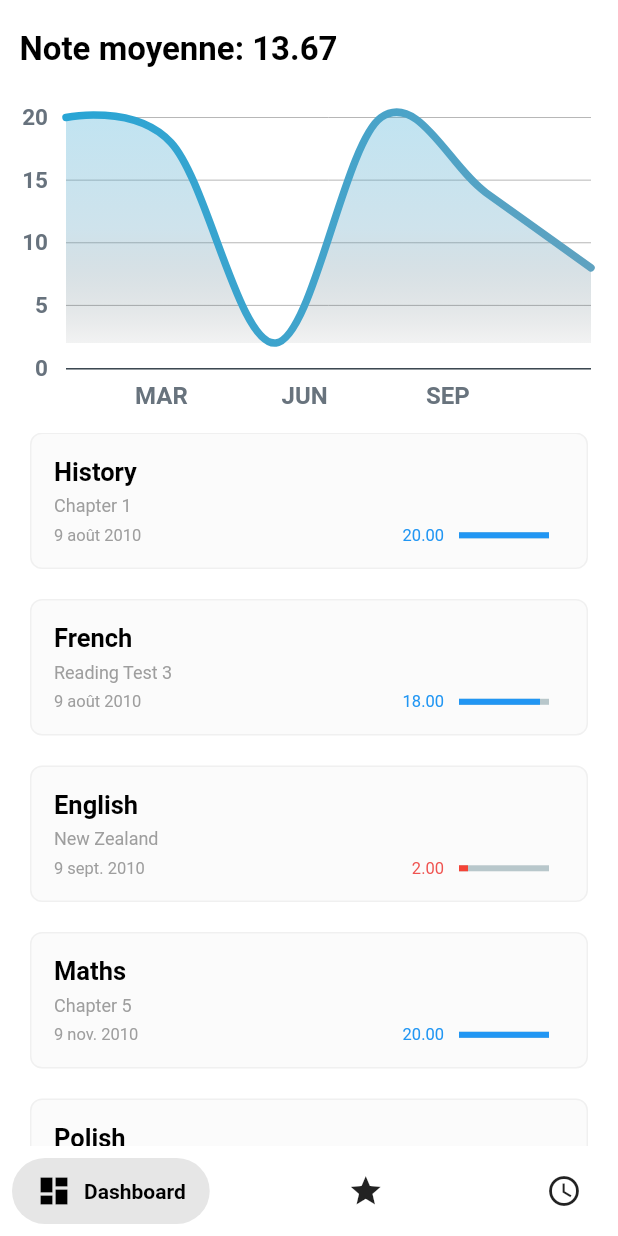
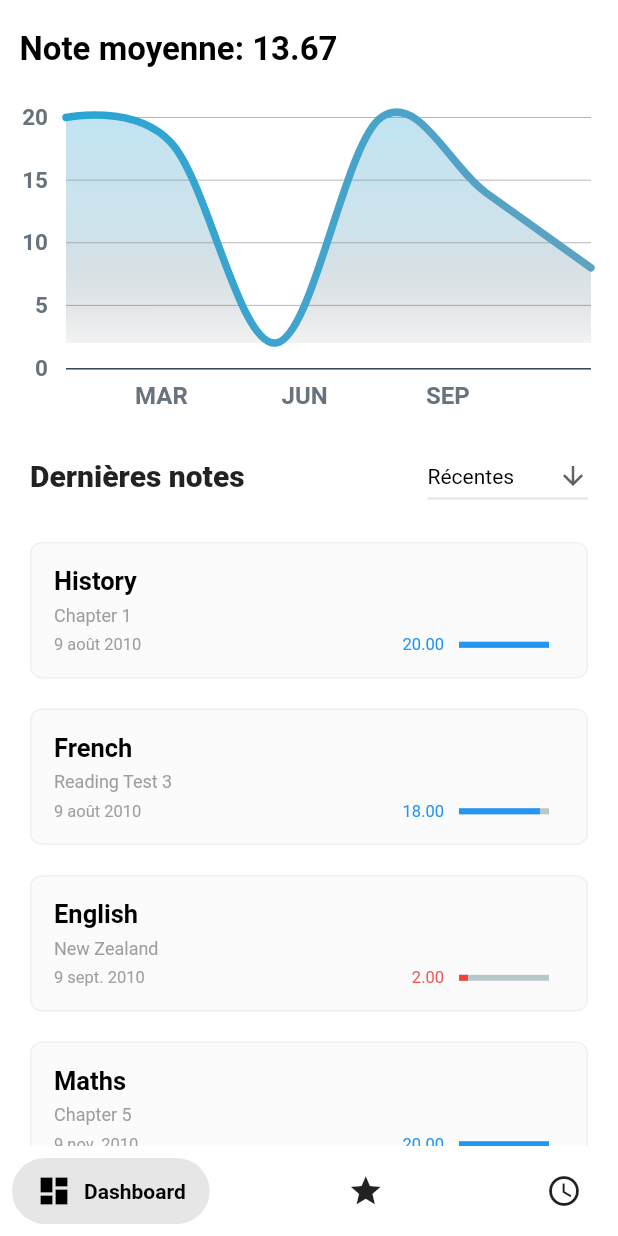
Before and after one commit to Volnetiks/Notes-BAC, a Flutter app: the screen it shows after launch, on a phone screen of 412 x 824 dp. Run offline on Flutter 3.47's test engine with Material 2 defaults, Android fonts, the phone set to English and light mode, and no system bars; drawn by our look-alikes of fl_chart, percent_indicator, salomon_bottom_bar; our stand-ins replace shared_preferences; Roboto replaces fonts that are missing (SFUI).

Commit message:
Added dropdown menu

```diff
--- a/lib/screens/home_screen.dart
+++ b/lib/screens/home_screen.dart
@@ -24,9 +24,27 @@ class _HomePageState extends State<HomePage> {
     Grade.fromResult("IT", "Network", DateTime.now(), 40),
   ];
 
+  String dropdownValue = 'Récentes';
+
   @override
   Widget build(BuildContext context) {
-    grades.sort((a, b) => a.date.compareTo(b.date));
+    switch (dropdownValue) {
+      case 'Plus ancienne':
+        grades.sort((a, b) => a.date.compareTo(b.date));
+        break;
+
+      case 'Récentes':
+        grades.sort((a, b) => b.date.compareTo(a.date));
+        break;
+
+      case 'Notes':
+        grades.sort((a, b) => b.resultOutOf20.compareTo(a.resultOutOf20));
+        break;
+
+      default:
+        grades.sort((a, b) => a.date.compareTo(b.date));
+        break;
+    }
 
     return Scaffold(
       bottomNavigationBar: SalomonBottomBar(
@@ -54,6 +72,46 @@ class _HomePageState extends State<HomePage> {
         child: Column(
           children: [
             GradesChart(grades: grades),
+            SizedBox(
+              height: 5,
+            ),
+            Row(
+              mainAxisAlignment: MainAxisAlignment.spaceBetween,
+              children: [
+                const Padding(
+                  padding: EdgeInsets.only(left: 20),
+                  child: Text("Dernières notes",
+                      style:
+                          TextStyle(fontWeight: FontWeight.w800, fontSize: 20)),
+                ),
+                Padding(
+                  padding: EdgeInsets.only(right: 20),
+                  child: DropdownButton<String>(
+                    value: dropdownValue,
+                    icon: Icon(Icons.arrow_downward),
+                    iconSize: 20,
+                    elevation: 16,
+                    style: TextStyle(color: Theme.of(context).primaryColor),
+                    underline: Container(
+                      height: 2,
+                      color: Theme.of(context).unselectedWidgetColor,
+                    ),
+                    onChanged: (String? newValue) {
+                      setState(() {
+                        dropdownValue = newValue!;
+                      });
+                    },
+                    items: ['Plus ancienne', "Récentes", "Notes"]
+                        .map<DropdownMenuItem<String>>((String value) {
+                      return DropdownMenuItem(value: value, child: Text(value));
+                    }).toList(),
+                  ),
+                ),
+              ],
+            ),
+            SizedBox(
+              height: 20,
+            ),
             Flexible(
               child: SizedBox(
                 width: MediaQuery.of(context).size.width,
--- a/lib/widgets/grades_chart.dart
+++ b/lib/widgets/grades_chart.dart
@@ -16,6 +16,8 @@ class _GradesChartState extends State<GradesChart> {
   @override
   Widget build(BuildContext context) {
     List<FlSpot> values = [];
+
+    widget.grades.sort((a, b) => a.date.compareTo(b.date));
 
     // TODO: fix colors
     List<Color> gradientColors = [
```
